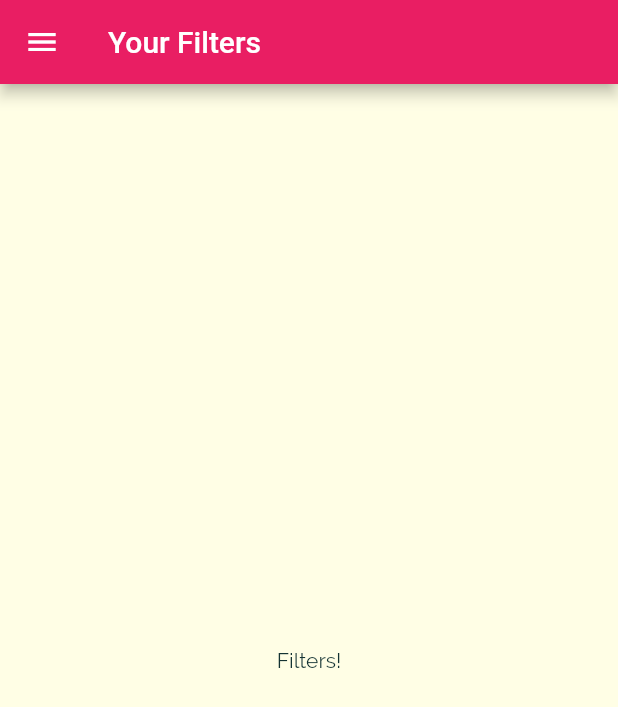
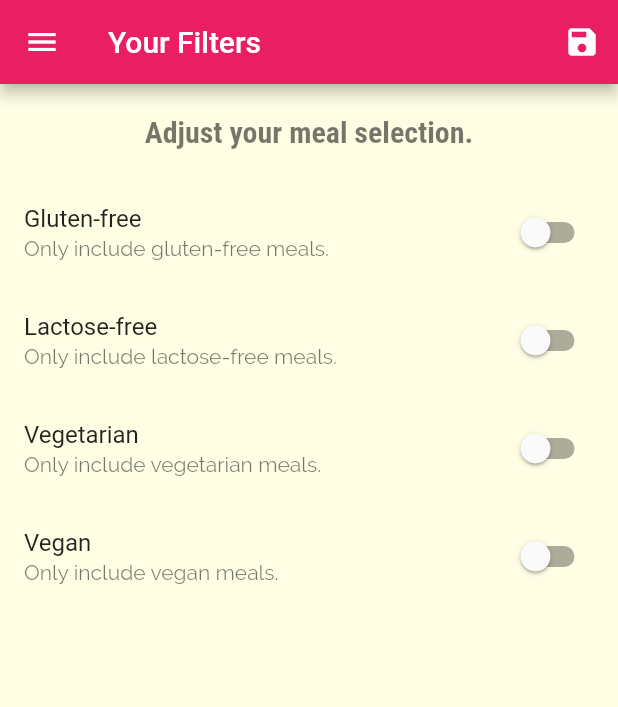
Before and after one commit to eddy1006/Meals_app, a Flutter app: the FiltersScreen screen opened by its route, on a phone screen of 412 x 824 dp. Shown: the top 707 px of the screen. Run offline on Flutter 3.47's test engine with Material 2 defaults, Android fonts, the phone set to English and light mode, and no system bars.

Commit message:
finished the filter logic

```diff
--- a/lib/main.dart
+++ b/lib/main.dart
@@ -1,13 +1,51 @@
 import 'package:flutter/material.dart';
+import 'package:meals_app/dummy_data.dart';
 import 'package:meals_app/screens/categories_screen.dart';
 import 'package:meals_app/screens/category_meals_screen.dart';
 import 'package:meals_app/screens/filters_screen.dart';
 import 'package:meals_app/screens/meal_detail_screen.dart';
 import 'package:meals_app/screens/tab_screen.dart';
+import 'models/meal.dart';
 
 void main() => runApp(MyApp());
 
-class MyApp extends StatelessWidget {
+class MyApp extends StatefulWidget {
+  @override
+  State<MyApp> createState() => _MyAppState();
+}
+
+class _MyAppState extends State<MyApp> {
+  Map<String, bool> _filters = {
+    'gluten': false,
+    'lactose': false,
+    'vegan': false,
+    'vegetarian': false
+  };
+
+  List<Meal> _availableMeals = DUMMY_MEALS;
+
+  void _setFilters(Map<String, bool> filterData) {
+    setState(() {
+      _filters = filterData;
+
+      _availableMeals = DUMMY_MEALS.where((meal) {
+        if (_filters['gluten']! && !meal.isGlutenFree) {
+          return false;
+        }
+        if (_filters['lactose']! && !meal.isLactoseFree) {
+          return false;
+        }
+        if (_filters['vegan']! && !meal.isVegan) {
+          return false;
+        }
+        if (_filters['vegetarian']! && !meal.isVegetarian) {
+          return false;
+        }
+        return true;
+      }).toList();
+    });
+  }
+
   @override
   Widget build(BuildContext context) {
     return MaterialApp(
@@ -34,9 +72,10 @@ class MyApp extends StatelessWidget {
       initialRoute: '/', // default is '/'
       routes: {
         '/': (ctx) => TabScreen(),
-        CategoryMealsScreen.routeName: (ctx) => CategoryMealsScreen(),
+        CategoryMealsScreen.routeName: (ctx) =>
+            CategoryMealsScreen(_availableMeals),
         MealDetailScreen.routeName: (ctx) => MealDetailScreen(),
-        FiltersScreen.routeName: (ctx) => FiltersScreen(),
+        FiltersScreen.routeName: (ctx) => FiltersScreen(_filters, _setFilters),
       },
       onGenerateRoute: (settings) {
         //useful when we use a route name that is not defined in routes
--- a/lib/screens/filters_screen.dart
+++ b/lib/screens/filters_screen.dart
@@ -1,18 +1,134 @@
 import 'package:flutter/material.dart';
 import 'package:meals_app/widgets/drawer_main.dart';
 
-class FiltersScreen extends StatelessWidget {
+class FiltersScreen extends StatefulWidget {
   static const String routeName = '/filters-screen';
+
+  final Map<String, bool> currentFilters;
+  Function setfilters;
+
+  FiltersScreen(this.currentFilters, this.setfilters);
+
+  @override
+  State<FiltersScreen> createState() => _FiltersScreenState();
+}
+
+class _FiltersScreenState extends State<FiltersScreen> {
+  var _glutenFree = false;
+  var _vegetarian = false;
+  var _vegan = false;
+  var _lactoseFree = false;
+
+  @override
+  initState() {
+    _glutenFree = widget.currentFilters['gluten']!;
+    _lactoseFree = widget.currentFilters['lactose']!;
+    _vegetarian = widget.currentFilters['vegetarian']!;
+    _vegan = widget.currentFilters['vegan']!;
+    super.initState();
+  }
+
+  Widget _buildSwitchListTile(
+    String title,
+    String description,
+    bool currentValue,
+    void updateValue(bool),
+  ) {
+    return SwitchListTile(
+      title: Text(title),
+      value: currentValue,
+      subtitle: Text(
+        description,
+      ),
+      onChanged: updateValue,
+    );
+  }
 
   @override
   Widget build(BuildContext context) {
     return Scaffold(
       appBar: AppBar(
         title: const Text('Your Filters'),
+        actions: [
+          IconButton(
+            icon: const Icon(Icons.save),
+            onPressed: () {
+              final selectedFilters = {
+                'gluten': _glutenFree,
+                'lactose': _lactoseFree,
+                'vegan': _vegan,
+                'vegetarian': _vegetarian,
+              };
+              widget.setfilters(selectedFilters);
+            },
+          )
+        ],
       ),
       drawer: DrawerMain(),
-      body: const Center(
-        child: Text("Filters!"),
+      body: Column(
+        children: [
+          Container(
+            padding: const EdgeInsets.all(20),
+            child: Text(
+              'Adjust your meal selection.',
+              style: Theme.of(context).textTheme.headline1,
+            ),
+          ),
+          Expanded(
+            child: ListView(
+              children: [
+                _buildSwitchListTile(
+                  'Gluten-free',
+                  'Only include gluten-free meals.',
+                  _glutenFree,
+                  (newValue) {
+                    setState(
+                      () {
+                        _glutenFree = newValue;
+                      },
+                    );
+                  },
+                ),
+                _buildSwitchListTile(
+                  'Lactose-free',
+                  'Only include lactose-free meals.',
+                  _lactoseFree,
+                  (newValue) {
+                    setState(
+                      () {
+                        _lactoseFree = newValue;
+                      },
+                    );
+                  },
+                ),
+                _buildSwitchListTile(
+                  'Vegetarian',
+                  'Only include vegetarian meals.',
+                  _vegetarian,
+                  (newValue) {
+                    setState(
+                      () {
+                        _vegetarian = newValue;
+                      },
+                    );
+                  },
+                ),
+                _buildSwitchListTile(
+                  'Vegan',
+                  'Only include vegan meals.',
+                  _vegan,
+                  (newValue) {
+                    setState(
+                      () {
+                        _vegan = newValue;
+                      },
+                    );
+                  },
+                )
+              ],
+            ),
+          )
+        ],
       ),
     );
   }
```
Also changed, not shown: lib/screens/category_meals_screen.dart (+45 -12 lines), lib/screens/meal_detail_screen.dart (+8 -2 lines), lib/widgets/meal_item.dart (+6 -2 lines).
